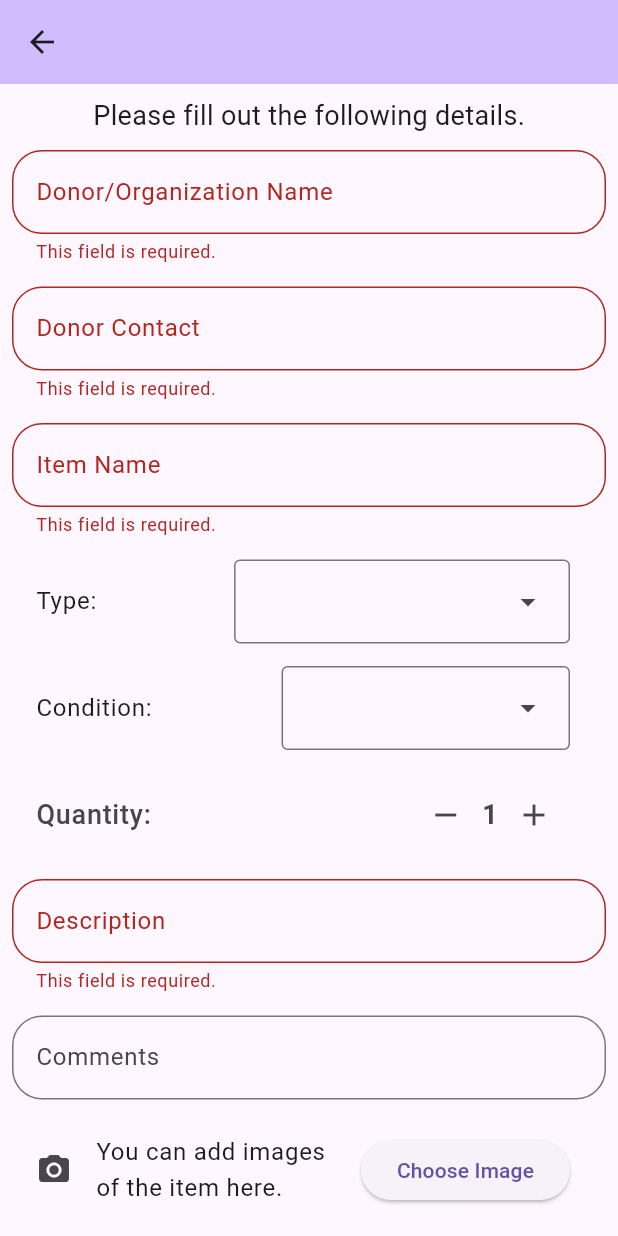
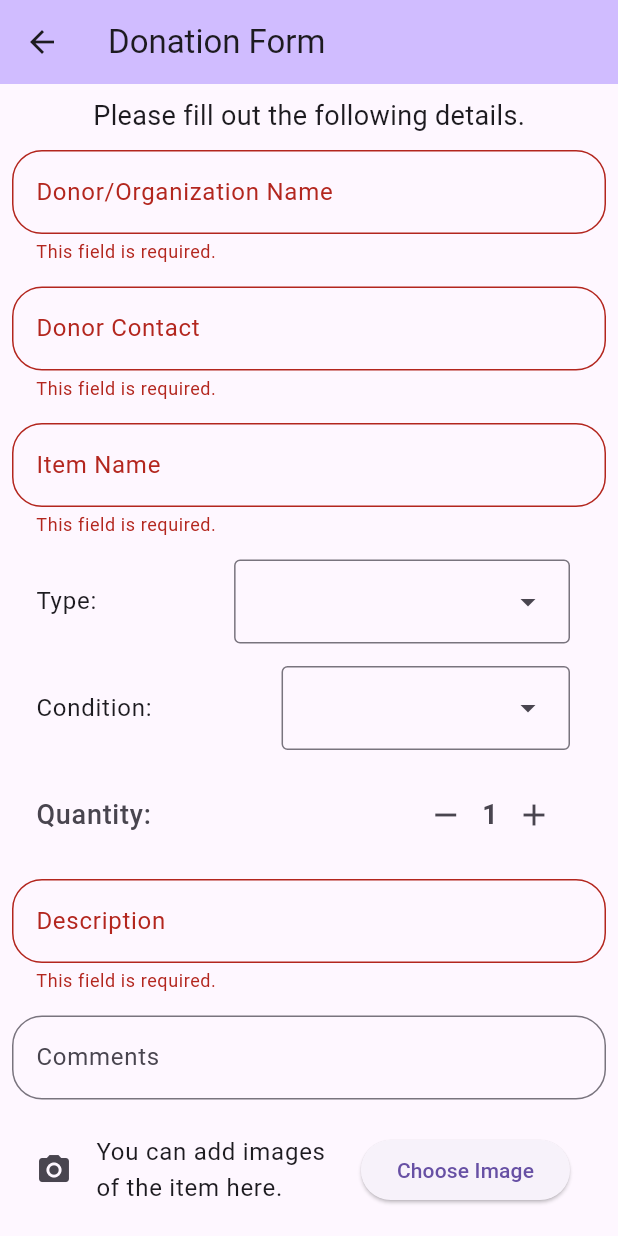
Before and after one commit to Baraah7/itcs444_project, a Flutter app: the screen it shows after launch, after a tap on "Continue as Guest", on a phone screen of 412 x 824 dp. Run offline on Flutter 3.47's test engine with Material 3 defaults, Android fonts, the phone set to English and light mode, and no system bars; our stand-ins replace cloud_firestore, firebase_auth, firebase_core, firebase_storage, image_picker; missing offline and left inert: flutter_iconpicker; accounts and stored records are empty.

Commit message:
fix title issue

```diff
--- a/lib/screens/auth/login_screen.dart
+++ b/lib/screens/auth/login_screen.dart
@@ -279,7 +279,7 @@ class _LoginScreenState extends State<LoginScreen> {
                           Navigator.push(
                             context,
                             MaterialPageRoute(
-                              builder: (_) => const DonationForm(title: ''),
+                              builder: (_) => const DonationForm(),
                             ),
                           );
                         },
--- a/lib/screens/shared/donation_form.dart
+++ b/lib/screens/shared/donation_form.dart
@@ -7,9 +7,7 @@ import 'package:itcs444_project/services/donation_service.dart';
 import 'package:flutter_iconpicker/flutter_iconpicker.dart';
 
 class DonationForm extends StatefulWidget {
-  const DonationForm({super.key, required this.title});
-
-  final String title;
+  const DonationForm({super.key});
 
   @override
   State<DonationForm> createState() => DonationFormState();
@@ -98,7 +96,7 @@ class DonationFormState extends State<DonationForm> {
     return Scaffold(
       appBar: AppBar(
         backgroundColor: Theme.of(context).colorScheme.inversePrimary,
-        title: Text(widget.title),
+        title: Text('Donation Form'),
       ),
       body: SingleChildScrollView(
         child: Padding(
```
